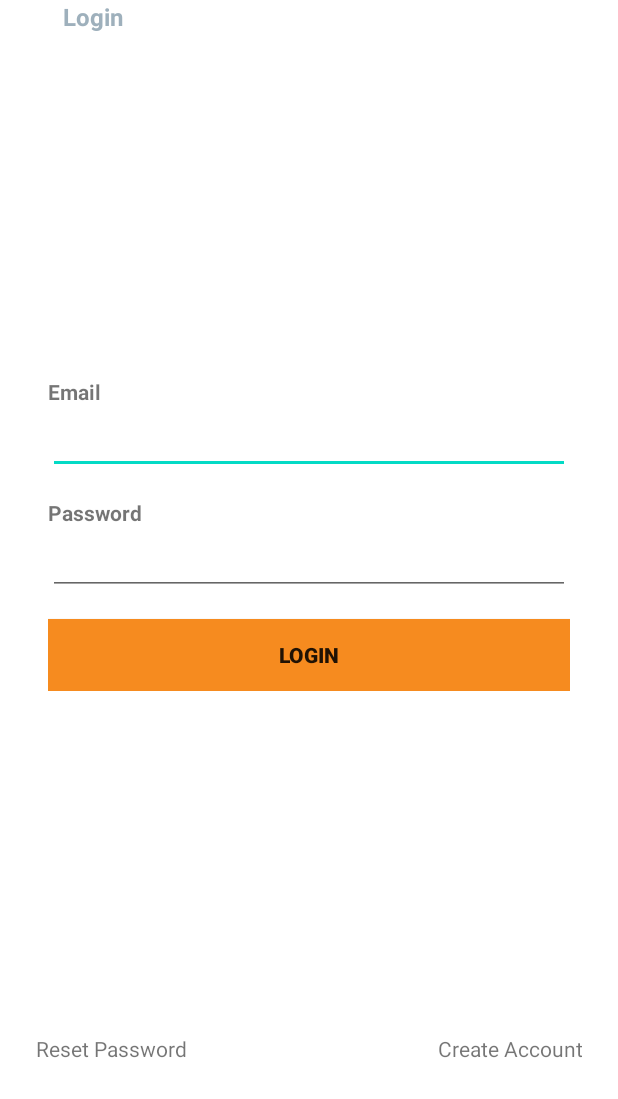
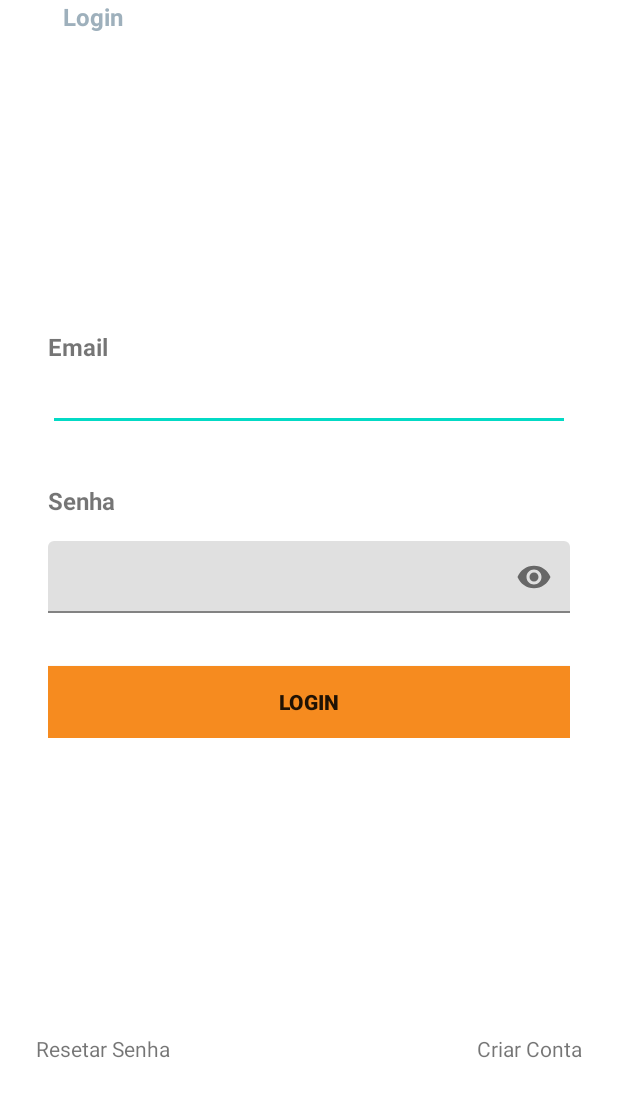
Before and after one commit to FIAP-WEB-Team/FIAP-Solution-Android, an Android app: the screen it shows after launch (MainActivity), on a phone screen of 412 x 824 dp, the part 137-1236 px from its top. Run offline under Robolectric (Android 15) with nearby library versions, the phone set to English and light mode, and no system bars; our stand-ins replace Firebase (no records; nobody signed in at launch, a user with empty details on screens opened directly); Roboto replaces fonts that are not available here.

```diff
--- /dev/null
+++ b/app/src/main/java/com/fiapon/androidsolution/ui/LoginTestFragment.kt
@@ -0,0 +1,11 @@
+package com.fiapon.androidsolution.ui
+
+import com.fiapon.androidsolution.R
+import com.fiapon.androidsolution.ui.auth.BaseAuthFragment
+
+class LoginTestFragment : BaseAuthFragment() {
+
+    override val layout: Int
+        get() = R.layout.fragment_login_test
+
+}
--- /dev/null
+++ b/app/src/main/java/com/fiapon/androidsolution/ui/auth/BaseAuthFragment.kt
@@ -0,0 +1,54 @@
+package com.fiapon.androidsolution.ui.auth
+
+import android.os.Bundle
+import android.view.LayoutInflater
+import android.view.View
+import android.view.ViewGroup
+import android.widget.FrameLayout
+import androidx.core.os.bundleOf
+import androidx.fragment.app.Fragment
+import androidx.fragment.app.viewModels
+import com.fiapon.androidsolution.R
+import androidx.navigation.fragment.findNavController
+
+const val NAVIGATION_KEY = "NAV_KEY"
+
+abstract class BaseAuthFragment : Fragment() {
+
+    private val baseAuthViewModel: BaseAuthViewModel by viewModels()
+    abstract val layout: Int
+
+    override fun onCreateView(
+        inflater: LayoutInflater,
+        container: ViewGroup?,
+        savedInstanceState: Bundle?
+    ): View? {
+
+        registerObserver()
+        baseAuthViewModel.isLoggedIn()
+
+        val screenRootView = FrameLayout(requireContext())
+        val screenView = inflater.inflate(layout, container, false)
+
+        screenRootView.addView(screenView)
+
+        return screenRootView
+    }
+
+    private fun registerObserver() {
+        baseAuthViewModel.loggedState.observe(viewLifecycleOwner) {
+            when (it) {
+                is RequestState.Loading -> {}
+                is RequestState.Success -> {
+                }
+                is RequestState.Error -> {
+                    findNavController().navigate(
+                        R.id.loginFragment, bundleOf(
+                            NAVIGATION_KEY to findNavController().currentDestination?.id
+                        )
+                    )
+                }
+            }
+        }
+    }
+}
--- /dev/null
+++ b/app/src/main/java/com/fiapon/androidsolution/ui/auth/BaseAuthViewModel.kt
@@ -0,0 +1,25 @@
+package com.fiapon.androidsolution.ui.auth
+
+import androidx.lifecycle.MutableLiveData
+import androidx.lifecycle.ViewModel
+import com.google.firebase.auth.FirebaseAuth
+import com.google.firebase.auth.FirebaseUser
+
+class BaseAuthViewModel : ViewModel() {
+
+    private var auth: FirebaseAuth = FirebaseAuth.getInstance()
+
+    val loggedState = MutableLiveData<RequestState<FirebaseUser>>()
+
+    fun isLoggedIn() {
+        auth.currentUser?.reload()
+
+        val user = auth.currentUser
+        loggedState.value = RequestState.Loading
+        if (user == null) {
+            loggedState.value = RequestState.Error(Throwable("User logged off"))
+        } else {
+            loggedState.value = RequestState.Success(user)
+        }
+    }
+}
--- a/app/src/main/java/com/fiapon/androidsolution/ui/auth/LoginFragment.kt
+++ /dev/null
@@ -1,60 +0,0 @@
-package com.fiapon.androidsolution.ui.auth
-
-import android.os.Bundle
-import androidx.fragment.app.Fragment
-import android.view.LayoutInflater
-import android.view.View
-import android.view.ViewGroup
-import com.fiapon.androidsolution.R
-
-// TODO: Rename parameter arguments, choose names that match
-// the fragment initialization parameters, e.g. ARG_ITEM_NUMBER
-private const val ARG_PARAM1 = "param1"
-private const val ARG_PARAM2 = "param2"
-
-/**
- * A simple [Fragment] subclass.
- * Use the [LoginFragment.newInstance] factory method to
- * create an instance of this fragment.
- */
-class LoginFragment : Fragment() {
-    // TODO: Rename and change types of parameters
-    private var param1: String? = null
-    private var param2: String? = null
-
-    override fun onCreate(savedInstanceState: Bundle?) {
-        super.onCreate(savedInstanceState)
-        arguments?.let {
-            param1 = it.getString(ARG_PARAM1)
-            param2 = it.getString(ARG_PARAM2)
-        }
-    }
-
-    override fun onCreateView(
-        inflater: LayoutInflater, container: ViewGroup?,
-        savedInstanceState: Bundle?
-    ): View? {
-        // Inflate the layout for this fragment
-        return inflater.inflate(R.layout.fragment_login, container, false)
-    }
-
-    companion object {
-        /**
-         * Use this factory method to create a new instance of
-         * this fragment using the provided parameters.
-         *
-         * @param param1 Parameter 1.
-         * @param param2 Parameter 2.
-         * @return A new instance of fragment LoginFragment.
-         */
-        // TODO: Rename and change types and number of parameters
-        @JvmStatic
-        fun newInstance(param1: String, param2: String) =
-            LoginFragment().apply {
-                arguments = Bundle().apply {
-                    putString(ARG_PARAM1, param1)
-                    putString(ARG_PARAM2, param2)
-                }
-            }
-    }
-}
--- /dev/null
+++ b/app/src/main/java/com/fiapon/androidsolution/ui/auth/RequestState.kt
@@ -0,0 +1,7 @@
+package com.fiapon.androidsolution.ui.auth
+
+sealed class RequestState<out T> {
+    object Loading : RequestState<Nothing>()
+    data class Success<T>(val data: T) : RequestState<T>()
+    data class Error(val throwable: Throwable) : RequestState<Nothing>()
+}
--- /dev/null
+++ b/app/src/main/java/com/fiapon/androidsolution/ui/login/LoginFragment.kt
@@ -0,0 +1,88 @@
+package com.fiapon.androidsolution.ui.login
+
+import android.os.Bundle
+import androidx.fragment.app.Fragment
+import android.view.LayoutInflater
+import android.view.View
+import android.view.ViewGroup
+import android.widget.Toast
+import androidx.core.os.bundleOf
+import androidx.navigation.fragment.findNavController
+import com.fiapon.androidsolution.R
+import com.fiapon.androidsolution.ui.auth.NAVIGATION_KEY
+import com.fiapon.androidsolution.ui.auth.RequestState
+import kotlinx.android.synthetic.main.fragment_login.*
+
+class LoginFragment : Fragment() {
+
+    private val viewModel = LoginViewModel()
+
+    override fun onCreateView(
+        inflater: LayoutInflater, container: ViewGroup?,
+        savedInstanceState: Bundle?
+    ): View? {
+        return inflater.inflate(R.layout.fragment_login, container, false)
+    }
+
+    override fun onViewCreated(view: View, savedInstanceState: Bundle?) {
+        super.onViewCreated(view, savedInstanceState)
+        setListeners()
+        setObservers()
+    }
+
+    private fun setListeners() {
+        btnLogin.setOnClickListener { onLoginClick() }
+        editTextPasswordLogin.setOnFocusChangeListener { _, hasFocus ->
+            onPasswordFocusChange(
+                hasFocus
+            )
+        }
+        editTextEmailLogin.setOnFocusChangeListener { _, hasFocus ->
+            onEmailFocusChange(
+                hasFocus
+            )
+        }
+    }
+
+    private fun onLoginClick() {
+        if (btnLogin.isEnabled)
+            viewModel.signIn(
+                editTextEmailLogin.text.toString(),
+                editTextPasswordLogin.text.toString()
+            )
+    }
+
+    private fun onPasswordFocusChange(hasFocus: Boolean) {
+        if (!hasFocus)
+            viewModel.checkPassword(editTextPasswordLogin.text.toString())
+    }
+
+    private fun onEmailFocusChange(hasFocus: Boolean) {
+        if (!hasFocus)
+            viewModel.checkEmail(editTextEmailLogin.text.toString())
+    }
+
+    private fun setObservers() {
+        viewModel.passwordState.observe(viewLifecycleOwner) {
+            txtPasswordError.text = it
+        }
+        viewModel.emailState.observe(viewLifecycleOwner) {
+            txtEmailError.text = it
+        }
+        viewModel.loginState.observe(viewLifecycleOwner) {
+            when (it) {
+                is RequestState.Error -> {
+                    Toast.makeText(context, it.throwable.message.toString(), Toast.LENGTH_SHORT).show()
+                }
+                is RequestState.Success -> {
+                    val navId = arguments?.getInt(NAVIGATION_KEY)
+                    if (navId == null)
+                        findNavController().navigate(R.id.main_nav_graph)
+                    else
+                        findNavController().popBackStack(navId, false)
+                }
+                is RequestState.Loading -> {}
+            }
+        }
+    }
+}
--- a/app/src/main/res/layout/fragment_login.xml
+++ b/app/src/main/res/layout/fragment_login.xml
@@ -4,7 +4,6 @@
     xmlns:tools="http://schemas.android.com/tools"
     android:layout_width="match_parent"
     android:layout_height="match_parent">
-
 
     <TextView
         android:id="@+id/tvAppName"
@@ -18,7 +17,6 @@
         app:layout_constraintStart_toStartOf="parent"
         app:layout_constraintTop_toTopOf="parent" />
 
-
     <LinearLayout
         android:id="@+id/containerLogin"
         android:layout_width="match_parent"
@@ -31,59 +29,81 @@
         app:layout_constraintStart_toStartOf="parent"
         app:layout_constraintTop_toBottomOf="@+id/tvSubTitleLogin">
 
-
         <LinearLayout
             android:layout_width="match_parent"
-        android:layout_height="wrap_content"
-        android:orientation="vertical"
-        android:layout_marginBottom="16dp">
+            android:layout_height="wrap_content"
+            android:layout_marginBottom="16dp"
+            android:orientation="vertical">
 
             <TextView
                 android:layout_width="match_parent"
                 android:layout_height="wrap_content"
-                android:textStyle="bold"
-                android:text="Email" />
+                android:text="Email"
+                android:textSize="16dp"
+                android:textStyle="bold" />
 
             <EditText
-                android:id="@+id/etEmailLogin"
+                android:id="@+id/editTextEmailLogin"
                 android:layout_width="match_parent"
                 android:layout_height="wrap_content"
+                android:inputType="textEmailAddress"
+                android:maxLines="1"
                 android:textStyle="bold"
-                android:maxLines="1"
-                tools:text="heiderlopes@apps.com.br" />
+                tools:hint="giba@fiap.com.br" />
+            <TextView
+                android:id="@+id/txtEmailError"
+                android:layout_width="match_parent"
+                android:layout_height="wrap_content"
+                android:textStyle="bold" />
 
         </LinearLayout>
 
         <LinearLayout
             android:layout_width="match_parent"
             android:layout_height="wrap_content"
-            android:orientation="vertical"
-            android:layout_marginBottom="16dp">
+            android:layout_marginBottom="16dp"
+            android:orientation="vertical">
 
             <TextView
                 android:layout_width="match_parent"
                 android:layout_height="wrap_content"
-                android:textStyle="bold"
-                android:text="Password" />
+                android:textSize="16sp"
+                android:text="Senha"
+                android:textStyle="bold" />
 
-            <EditText
-                android:id="@+id/etPasswordLogin"
+            <com.google.android.material.textfield.TextInputLayout
                 android:layout_width="match_parent"
                 android:layout_height="wrap_content"
-                android:textStyle="bold"
-                android:maxLines="1"
-                android:inputType="textPassword"
-                tools:text="heiderlopes@apps.com.br" />
+                android:layout_marginTop="16dp"
+                app:passwordToggleEnabled="true">
+
+                <EditText
+                    android:id="@+id/editTextPasswordLogin"
+                    android:layout_width="match_parent"
+                    android:layout_height="wrap_content"
+                    android:inputType="textPassword"
+                    android:maxLines="1"
+                    android:padding="0dp"
+                    android:textStyle="bold"
+                    tools:text="heiderlopes@apps.com.br" />
+            </com.google.android.material.textfield.TextInputLayout>
+
+            <TextView
+                android:id="@+id/txtPasswordError"
+                android:layout_width="match_parent"
+                android:layout_height="wrap_content"
+                android:textStyle="bold" />
+
         </LinearLayout>
 
         <androidx.appcompat.widget.AppCompatButton
-            android:id="@+id/btLogin"
-            android:text="Login"
-            android:background="@color/orange_light"
+            android:id="@+id/btnLogin"
             android:layout_width="match_parent"
             android:layout_height="wrap_content"
-            android:textStyle="bold"
-            android:maxLines="1"/>
+            android:background="@color/orange_light"
+            android:maxLines="1"
+            android:text="Login"
+            android:textStyle="bold" />
 
     </LinearLayout>
 
@@ -104,7 +124,7 @@
         android:layout_height="wrap_content"
         android:layout_marginStart="24dp"
         android:layout_marginBottom="24dp"
-        android:text="Reset Password"
+        android:text="Resetar Senha"
         app:layout_constraintBottom_toBottomOf="parent"
         app:layout_constraintEnd_toStartOf="@+id/guideline"
         app:layout_constraintStart_toStartOf="parent" />
@@ -116,7 +136,7 @@
         android:layout_marginEnd="24dp"
         android:layout_marginBottom="24dp"
         android:gravity="end"
-        android:text="Create Account"
+        android:text="Criar Conta"
         app:layout_constraintBottom_toBottomOf="parent"
         app:layout_constraintEnd_toEndOf="parent"
         app:layout_constraintStart_toStartOf="@+id/guideline" />
--- a/app/src/main/res/navigation/main_nav_graph.xml
+++ b/app/src/main/res/navigation/main_nav_graph.xml
@@ -3,7 +3,7 @@
     xmlns:app="http://schemas.android.com/apk/res-auto"
     xmlns:tools="http://schemas.android.com/tools"
     android:id="@+id/main_nav_graph"
-    app:startDestination="@id/loginFragment">
+    app:startDestination="@id/loginTestFragment">
 
     <activity
         android:id="@+id/passengerDataActivity"
@@ -12,12 +12,13 @@
         tools:layout="@layout/activity_passenger_data" />
     <fragment
         android:id="@+id/loginFragment"
-        android:name="com.fiapon.androidsolution.ui.auth.LoginFragment"
+        android:name="com.fiapon.androidsolution.ui.login.LoginFragment"
         android:label="LoginFragment"
-        tools:layout="@layout/fragment_login">
-        <action
-            android:id="@+id/action_loginFragment_to_passengerDataActivity2"
-            app:destination="@id/passengerDataActivity" />
-    </fragment>
+        tools:layout="@layout/fragment_login"/>
+    <fragment
+        android:id="@+id/loginTestFragment"
+        android:name="com.fiapon.androidsolution.ui.LoginTestFragment"
+        android:label="fragment_login_test"
+        tools:layout="@layout/fragment_login_test" />
 
 </navigation>
```
Also changed, not shown: app/build.gradle (+5 -3 lines), app/src/main/java/com/fiapon/androidsolution/ui/MainActivity.kt (+0 -9 lines), app/src/main/java/com/fiapon/androidsolution/ui/login/LoginViewModel.kt (added, +69 -0 lines), app/src/main/res/layout/fragment_login_test.xml (added, +14 -0 lines), build.gradle (+6 -1 lines), 1 other file.
